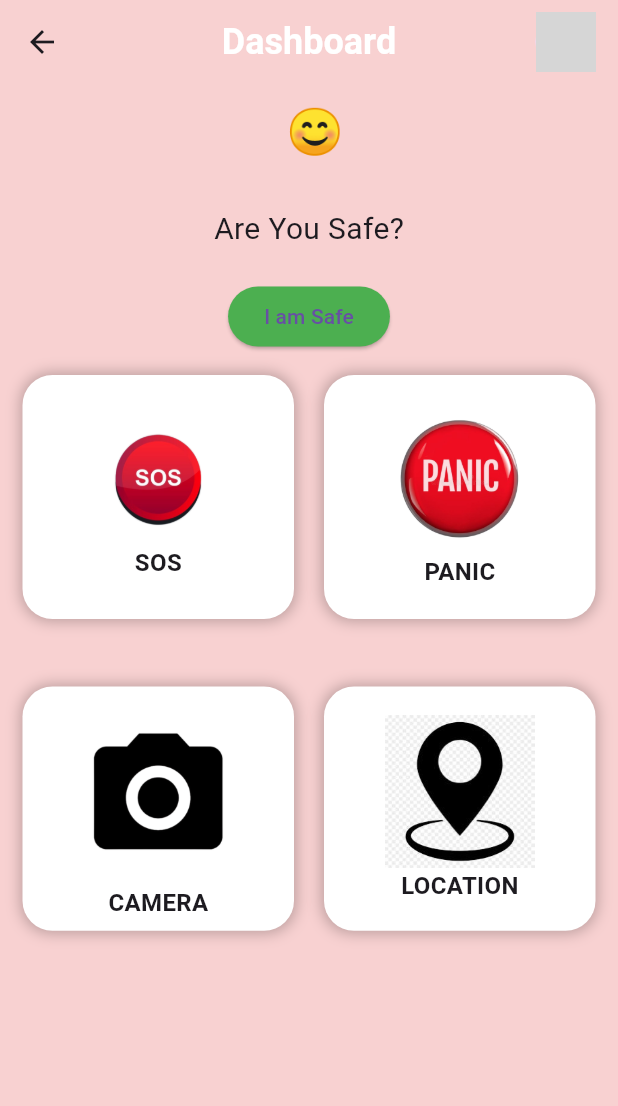
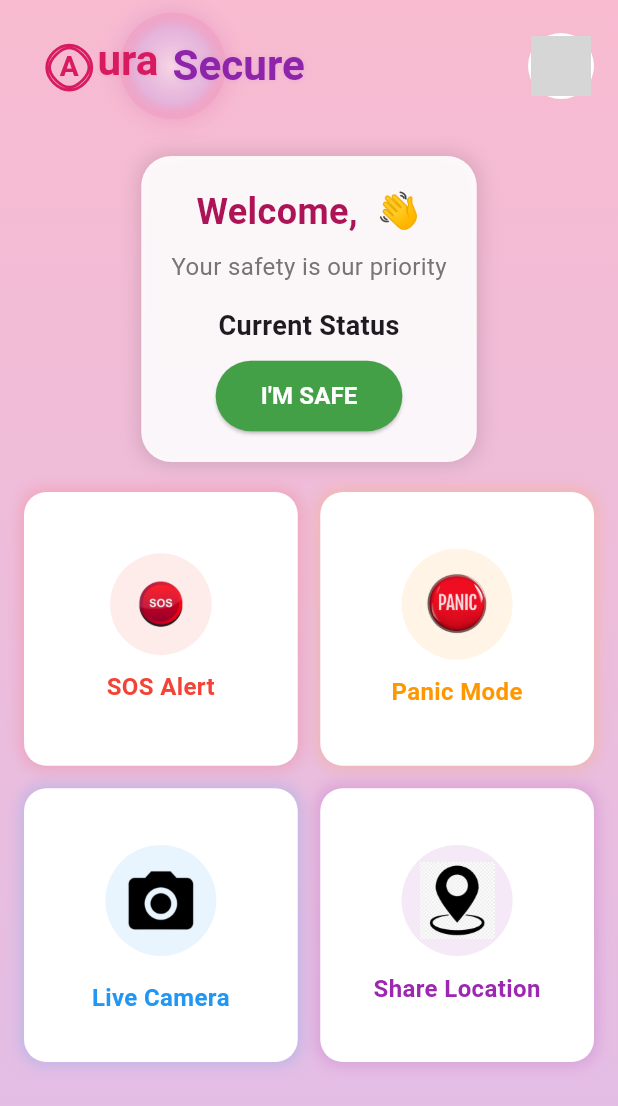
Before and after one commit to Aura906/Aura, a Flutter app: the Dashboard screen opened directly with empty values, on a phone screen of 412 x 824 dp. Shown: the top 1106 px of the screen. Run offline on Flutter 3.47's test engine with Material 3 defaults, Android fonts, the phone set to English and light mode, and no system bars; our stand-ins replace animate_do, cloud_firestore, firebase_auth, firebase_core, flutter_svg, fluttertoast and 5 more; accounts and stored records are empty; network calls fail; Roboto replaces fonts that are missing (Poppins); grey boxes are pictures that could not be loaded.

Commit message:
new logo and design

```diff
--- a/lib/screen/AuthScreens/LoginScreen.dart
+++ b/lib/screen/AuthScreens/LoginScreen.dart
@@ -1,6 +1,7 @@
 // import 'dart:math';
 
 import 'package:aura/screen/AuthScreens/SignupPage.dart';
+import 'package:aura/screen/others/AuraSecureLogo.dart';
 import 'package:aura/screen/others/Dashboard.dart';
 import 'package:cloud_firestore/cloud_firestore.dart';
 import 'package:firebase_auth/firebase_auth.dart';
@@ -117,29 +118,11 @@ class _LoginScreenState extends State<LoginScreen> {
         appBar: AppBar(
           backgroundColor: Colors.white,
           elevation: 0,
-          title: RichText(
-            text: TextSpan(
-              style: GoogleFonts.comfortaa(
-                fontSize: 28.0,
-                color: Colors.black,
-              ),
-              children: const [
-                TextSpan(
-                  text: 'Aura',
-                  style: TextStyle(
-                    fontWeight: FontWeight.bold,
-                    color: Color(0xFFfba7fc),
-                  ),
-                ),
-                TextSpan(
-                  text: 'Secure',
-                  style: TextStyle(
-                      fontWeight: FontWeight.bold, color: Colors.black),
-                ),
-              ],
-            ),
+          title: AuraSecureLogo(
+            size: 60,
           ),
           centerTitle: true,
+          toolbarHeight: 100,
         ),
         body: SingleChildScrollView(
           padding: const EdgeInsets.symmetric(horizontal: 16.0, vertical: 20.0),
--- /dev/null
+++ b/lib/screen/others/AuraSecureLogo.dart
@@ -0,0 +1,138 @@
+import 'package:flutter/material.dart';
+import 'package:flutter_svg/flutter_svg.dart';
+
+class AuraSecureLogo extends StatefulWidget {
+  final double size;
+  final bool showShadow;
+
+  const AuraSecureLogo({
+    Key? key,
+    this.size = 40.0,
+    this.showShadow = true,
+  }) : super(key: key);
+
+  @override
+  _AuraSecureLogoState createState() => _AuraSecureLogoState();
+}
+
+class _AuraSecureLogoState extends State<AuraSecureLogo>
+    with SingleTickerProviderStateMixin {
+  late AnimationController _controller;
+  late Animation<double> _scaleAnimation;
+
+  @override
+  void initState() {
+    super.initState();
+    _controller = AnimationController(
+      duration: const Duration(milliseconds: 1500),
+      vsync: this,
+    )..repeat(reverse: true);
+    _scaleAnimation = Tween<double>(begin: 1.0, end: 1.05).animate(
+      CurvedAnimation(parent: _controller, curve: Curves.easeInOut),
+    );
+  }
+
+  @override
+  void dispose() {
+    _controller.dispose();
+    super.dispose();
+  }
+
+  @override
+  Widget build(BuildContext context) {
+    return AnimatedBuilder(
+      animation: _controller,
+      builder: (context, child) {
+        return Transform.scale(
+          scale: _scaleAnimation.value,
+          child: Container(
+            padding: EdgeInsets.all(widget.size * 0.25),
+            decoration: BoxDecoration(
+              shape: BoxShape.circle,
+              gradient: RadialGradient(
+                colors: [
+                  Colors.pink[50]!.withOpacity(0.8),
+                  Colors.purple[100]!.withOpacity(0.6),
+                  Colors.pink[200]!.withOpacity(0.3),
+                ],
+                stops: [0.0, 0.7, 1.0],
+                center: Alignment.center,
+              ),
+              boxShadow: widget.showShadow
+                  ? [
+                      BoxShadow(
+                        color: Colors.pink[200]!.withOpacity(0.4),
+                        blurRadius: 12,
+                        offset: const Offset(2, 2),
+                      ),
+                      BoxShadow(
+                        color: Colors.purple[200]!.withOpacity(0.3),
+                        blurRadius: 12,
+                        offset: const Offset(-2, -2),
+                      ),
+                    ]
+                  : null,
+            ),
+            child: Row(
+              mainAxisSize: MainAxisSize.min,
+              children: [
+                RichText(
+                  text: TextSpan(
+                    children: [
+                      WidgetSpan(
+                        alignment: PlaceholderAlignment.middle,
+                        child: SvgPicture.asset(
+                          'images/shield_a.svg',
+                          height: widget.size * 0.6,
+                          width: widget.size * 0.6,
+                          color: Colors.pink[600],
+                        ),
+                      ),
+                      TextSpan(
+                        text: 'ura',
+                        style: TextStyle(
+                          color: Colors.pink[600],
+                          fontSize: widget.size * 0.45,
+                          fontFamily: 'Poppins',
+                          fontWeight: FontWeight.w600,
+                          shadows: [
+                            Shadow(
+                              color: Colors.pink[200]!.withOpacity(0.5),
+                              blurRadius: 4,
+                            ),
+                          ],
+                        ),
+                      ),
+                    ],
+                  ),
+                ),
+                SizedBox(width: widget.size * 0.15),
+                RichText(
+                  text: TextSpan(
+                    children: [
+                      TextSpan(
+                        text: 'Secure',
+                        style: TextStyle(
+                          color: Colors.purple[600],
+                          fontSize: widget.size * 0.45,
+                          fontFamily: 'Poppins',
+                          fontWeight: FontWeight.w600,
+                          shadows: [
+                            Shadow(
+                              color: Colors.purple[200]!.withOpacity(0.5),
+                              blurRadius: 4,
+                            ),
+                          ],
+                        ),
+                      ),
+                    ],
+                  ),
+                ),
+              ],
+            ),
+          ),
+        );
+      },
+    );
+  }
+}
--- a/lib/screen/others/Dashboard.dart
+++ b/lib/screen/others/Dashboard.dart
@@ -1,10 +1,12 @@
 import 'package:aura/screen/AuthScreens/LoginScreen.dart';
+import 'package:aura/screen/others/AuraSecureLogo.dart';
 import 'package:aura/screen/others/ProfileScreen.dart';
 import 'package:flutter/material.dart';
 import 'package:velocity_x/velocity_x.dart';
 import 'package:cloud_firestore/cloud_firestore.dart';
 import 'package:firebase_auth/firebase_auth.dart';
 import 'package:get/get.dart';
+import 'package:animate_do/animate_do.dart';
 
 class Dashboard extends StatefulWidget {
   final String userId;
@@ -21,21 +23,31 @@ class _DashboardState extends State<Dashboard> {
   late double height, width;
   bool isNotSafe = false;
   FirebaseFirestore firestore = FirebaseFirestore.instance;
-  bool isLoading = true;
   String userName = "Loading...";
   String? email;
-  String? phonenumber;
+  String? phoneNumber;
   String? gender;
   List<Map<String, dynamic>> kycDetails = [];
   List<Map<String, dynamic>> safetyDetails = [];
 
-  List<String> imageSource = [
-    "images/sos-button.png",
-    "images/panic1.png",
-    "images/camera.png",
-    "images/location.png",
+  List<Map<String, dynamic>> featureItems = [
+    {
+      "title": "SOS Alert",
+      "icon": "images/sos-button.png",
+      "color": Colors.red
+    },
+    {
+      "title": "Panic Mode",
+      "icon": "images/panic1.png",
+      "color": Colors.orange
+    },
+    {"title": "Live Camera", "icon": "images/camera.png", "color": Colors.blue},
+    {
+      "title": "Share Location",
+      "icon": "images/location.png",
+      "color": Colors.purple
+    },
   ];
-  List<String> dataTitle = ["SOS", "PANIC", "CAMERA", "LOCATION"];
 
   @override
   void initState() {
@@ -45,54 +57,40 @@ class _DashboardState extends State<Dashboard> {
 
   Future<void> fetchUserDetails() async {
     try {
-      // Fetch user document
       DocumentSnapshot userDoc =
           await firestore.collection('users').doc(widget.userId).get();
-
-      // Fetch all documents from KYCData subcollection
       QuerySnapshot kycSnapshot = await firestore
           .collection('users')
           .doc(widget.userId)
           .collection("KYCData")
           .get();
-
-      // Fetch all documents from SafetyInformation subcollection
       QuerySnapshot safetySnapshot = await firestore
           .collection('users')
           .doc(widget.userId)
           .collection("SafetyInformation")
           .get();
 
-      // Process User Data
       Map<String, dynamic>? userData = userDoc.data() as Map<String, dynamic>?;
-
-      // Process KYC Data
       List<Map<String, dynamic>> kycData = kycSnapshot.docs
           .map((doc) => doc.data() as Map<String, dynamic>)
           .toList();
-
-      // Process Safety Information Data
       List<Map<String, dynamic>> safetyData = safetySnapshot.docs
           .map((doc) => doc.data() as Map<String, dynamic>)
           .toList();
 
-      // Update state
       setState(() {
         userName = userData?['name'] ?? 'User';
         email = userData?['email'] ?? 'example@gmail.com';
-        gender = userData?['gender'] ?? 'gender';
-        phonenumber = userData?['phoneNumber'] ?? '999999999';
-
-        // Save fetched KYC & Safety Info data
+        gender = userData?['gender'] ?? 'Not specified';
+        phoneNumber = userData?['phoneNumber'] ?? 'Not provided';
         kycDetails = kycData;
         safetyDetails = safetyData;
       });
-
-      print("User Data: $userName");
-      print("KYC Data: $kycData");
-      print("Safety Data: $safetyData");
     } catch (e) {
       print('Error fetching user data: $e');
+      ScaffoldMessenger.of(context).showSnackBar(
+        SnackBar(content: Text('Error loading data: $e')),
+      );
     }
   }
 
@@ -102,56 +100,195 @@ class _DashboardState extends State<Dashboard> {
     width = MediaQuery.of(context).size.width;
 
     return Scaffold(
-      backgroundColor: isNotSafe ? Colors.redAccent : const Color(0xFFF8D1D1),
-      appBar: AppBar(
-        backgroundColor: Colors.transparent,
-        title: const Text(
-          'Dashboard',
-          style: TextStyle(
-              color: Colors.white, fontSize: 24, fontWeight: FontWeight.bold),
+      body: Container(
+        decoration: BoxDecoration(
+          gradient: LinearGradient(
+            begin: Alignment.topCenter,
+            end: Alignment.bottomCenter,
+            colors: isNotSafe
+                ? [Colors.red[900]!, Colors.red[400]!]
+                : [Colors.pink[100]!, Colors.purple[100]!],
+          ),
         ),
-        centerTitle: true,
-        // leading: Builder(
-        //   builder: (context) => IconButton(
-        //     icon: const Icon(Icons.sort, color: Colors.white, size: 30),
-        //     onPressed: () => Scaffold.of(context).openDrawer(),
-        //   ),
-        // ),
-        actions: [
-          InkWell(
-            onTap: () {
-              Get.to(() => ProfileScreen(
-                  userId: widget.userId, userData: widget.userData));
-            },
-            child: Padding(
-              padding: const EdgeInsets.only(right: 15),
+        child: SafeArea(
+          child: Column(
+            children: [
+              _buildAppBar(),
+              Expanded(
+                child: SingleChildScrollView(
+                  child: Padding(
+                    padding: const EdgeInsets.all(16.0),
+                    child: Column(
+                      children: [
+                        FadeInDown(child: _buildWelcomeSection()),
+                        SizedBox(height: 20),
+                        FadeInUp(child: _buildSafetyGrid()),
+                      ],
+                    ),
+                  ),
+                ),
+              ),
+            ],
+          ),
+        ),
+      ),
+    );
+  }
+
+  Widget _buildAppBar() {
+    return Container(
+      padding: EdgeInsets.symmetric(horizontal: 16, vertical: 10),
+      child: Row(
+        mainAxisAlignment: MainAxisAlignment.spaceBetween,
+        children: [
+          AuraSecureLogo(
+            size: 60,
+            showShadow: true,
+          ),
+          ZoomIn(
+            child: InkWell(
+              onTap: () => Get.to(() => ProfileScreen(
+                  userId: widget.userId, userData: widget.userData)),
               child: CircleAvatar(
-                radius: 20,
-                backgroundImage: NetworkImage(widget.userData['profileImage'] ??
-                    'https://www.pngall.com/wp-content/uploads/5/Profile-Avatar-PNG.png'),
+                radius: 22,
+                backgroundColor: Colors.white,
+                child: CircleAvatar(
+                  radius: 20,
+                  backgroundImage: NetworkImage(
+                    widget.userData['profileImage'] ??
+                        'https://www.pngall.com/wp-content/uploads/5/Profile-Avatar-PNG.png',
+                  ),
+                ),
               ),
             ),
           ),
         ],
       ),
-      // drawer: _buildDrawer(),
-      body: Padding(
-        padding: const EdgeInsets.all(5.0),
+    );
+  }
+
+  Widget _buildWelcomeSection() {
+    return Container(
+      padding: EdgeInsets.all(20),
+      decoration: BoxDecoration(
+        color: Colors.white.withOpacity(0.9),
+        borderRadius: BorderRadius.circular(20),
+        boxShadow: [
+          BoxShadow(
+            color: Colors.black12,
+            blurRadius: 10,
+            spreadRadius: 2,
+          ),
+        ],
+      ),
+      child: Column(
+        children: [
+          Text(
+            "Welcome, $userName 👋",
+            style: TextStyle(
+              fontSize: 24,
+              fontWeight: FontWeight.bold,
+              color: Colors.pink[800],
+            ),
+          ),
+          SizedBox(height: 8),
+          Text(
+            "Your safety is our priority",
+            style: TextStyle(fontSize: 16, color: Colors.grey[600]),
+          ),
+          SizedBox(height: 15),
+          Text(
+            "Current Status",
+            style: TextStyle(fontSize: 18, fontWeight: FontWeight.w600),
+          ),
+          SizedBox(height: 10),
+          ElevatedButton(
+            onPressed: () {
+              setState(() => isNotSafe = !isNotSafe);
+              if (isNotSafe) {
+                _showSafetyAlertDialog();
+              }
+            },
+            style: ElevatedButton.styleFrom(
+              backgroundColor: isNotSafe ? Colors.red[700] : Colors.green[600],
+              padding: EdgeInsets.symmetric(horizontal: 30, vertical: 12),
+              shape: RoundedRectangleBorder(
+                borderRadius: BorderRadius.circular(30),
+              ),
+            ),
+            child: Text(
+              isNotSafe ? "HELP! I'M IN DANGER" : "I'M SAFE",
+              style: TextStyle(
+                fontSize: 16,
+                fontWeight: FontWeight.bold,
+                color: Colors.white,
+              ),
+            ),
+          ),
+        ],
+      ),
+    );
+  }
+
+  Widget _buildSafetyGrid() {
+    return GridView.builder(
+      shrinkWrap: true,
+      physics: NeverScrollableScrollPhysics(),
+      gridDelegate: SliverGridDelegateWithFixedCrossAxisCount(
+        crossAxisCount: 2,
+        childAspectRatio: 1,
+        crossAxisSpacing: 15,
+        mainAxisSpacing: 15,
+      ),
+      itemCount: featureItems.length,
+      itemBuilder: (context, index) {
+        return ElasticIn(
+          child: _buildFeatureCard(
+            featureItems[index]['title'],
+            featureItems[index]['icon'],
+            featureItems[index]['color'],
+            index,
+          ),
+        );
+      },
+    );
+  }
+
+  Widget _buildFeatureCard(String title, String icon, Color color, int index) {
+    return GestureDetector(
+      onTap: () => _handleFeatureTap(index),
+      child: Container(
+        decoration: BoxDecoration(
+          color: Colors.white,
+          borderRadius: BorderRadius.circular(15),
+          boxShadow: [
+            BoxShadow(
+              color: color.withOpacity(0.2),
+              blurRadius: 8,
+              spreadRadius: 2,
+            ),
+          ],
+        ),
         child: Column(
+          mainAxisAlignment: MainAxisAlignment.center,
           children: [
-            _buildTopSection(),
-            Expanded(
-              child: GridView.builder(
-                gridDelegate: const SliverGridDelegateWithFixedCrossAxisCount(
-                  crossAxisCount: 2,
-                  childAspectRatio: 1.1,
-                  mainAxisSpacing: 25,
-                ),
-                itemCount: imageSource.length,
-                itemBuilder: (context, index) {
-                  return _buildFeatureButton(index);
-                },
+            Container(
+              padding: EdgeInsets.all(12),
+              decoration: BoxDecoration(
+                shape: BoxShape.circle,
+                color: color.withOpacity(0.1),
               ),
+              child: Image.asset(icon, width: 50),
+            ),
+            SizedBox(height: 10),
+            Text(
+              title,
+              style: TextStyle(
+                fontSize: 16,
+                fontWeight: FontWeight.bold,
+                color: color,
+              ),
+              textAlign: TextAlign.center,
             ),
           ],
         ),
@@ -159,140 +296,75 @@ class _DashboardState extends State<Dashboard> {
     );
   }
 
-  // Widget _buildDrawer() {
-  //   return Drawer(
-  //     child: Container(
-  //       color: const Color(0xFFF1E6E6),
-  //       child: ListView(
-  //         padding: EdgeInsets.zero,
-  //         children: [
-  //           DrawerHeader(
-  //             padding: EdgeInsets.zero,
-  //             child: Container(
-  //               decoration: const BoxDecoration(
-  //                 gradient: LinearGradient(
-  //                   colors: [Color(0xFFF9A8D4), Color(0xFFFFC0CB)],
-  //                   begin: Alignment.topLeft,
-  //                   end: Alignment.bottomRight,
-  //                 ),
-  //               ),
-  //               padding: const EdgeInsets.all(20),
-  //               child: Row(
-  //                 children: [
-  //                   const CircleAvatar(
-  //                     radius: 40,
-  //                     backgroundImage: NetworkImage(
-  //                       'https://purepng.com/public/uploads/large/purepng.com-female-studentstudentcollege-studentschool-studentfemale-student-14215269231647tn6r.png',
-  //                     ),
-  //                   ),
-  //                   const SizedBox(width: 15),
-  //                   Column(
-  //                     crossAxisAlignment: CrossAxisAlignment.start,
-  //                     mainAxisAlignment: MainAxisAlignment.center,
-  //                     children: [
-  //                       Text(
-  //                         userName,
-  //                         style: const TextStyle(
-  //                           fontSize: 18,
-  //                           fontWeight: FontWeight.bold,
-  //                           color: Colors.white,
-  //                         ),
-  //                       ),
-  //                       const SizedBox(height: 4),
-  //                       const Text(
-  //                         'abc@gmail.com',
-  //                         style: TextStyle(
-  //                           fontSize: 14,
-  //                           color: Colors.white70,
-  //                         ),
-  //                       ),
-  //                     ],
-  //                   ),
-  //                 ],
-  //               ),
-  //             ),
-  //           ),
-  //           ...dataTitle
-  //               .map((title) => _buildDrawerItem(Icons.dashboard, title, () {}))
-  //               .toList(),
-  //           const Divider(),
-  //           _buildDrawerItem(Icons.logout, "Logout", _logout),
-  //         ],
-  //       ),
-  //     ),
-  //   );
-  // }
+  void _handleFeatureTap(int index) {
+    switch (index) {
+      case 0: // SOS Alert
+        _sendSOSAlert();
+        break;
+      case 1: // Panic Mode
+        _activatePanicMode();
+        break;
+      case 2: // Live Camera
+        _startLiveCamera();
+        break;
+      case 3: // Share Location
+        _shareLocation();
+        break;
+    }
+  }
 
-  Widget _buildTopSection() {
-    return Padding(
-      padding: const EdgeInsets.all(5.0),
-      child: Column(
-        crossAxisAlignment: CrossAxisAlignment.center,
-        children: [
-          Text("$userName 😊",
-              style:
-                  const TextStyle(fontSize: 30, fontWeight: FontWeight.bold)),
-          const SizedBox(height: 8),
-          Text("$email", style: const TextStyle(fontSize: 15)),
-          const Text("Are You Safe?", style: TextStyle(fontSize: 20)),
-          const SizedBox(height: 10),
-          const SizedBox(height: 10),
-          // ...kycDetails
-          //     .map((kyc) => Text("KYC ID: ${kyc['idNumber'] ?? 'N/A'}")),
-          // ...kycDetails.map((kyc) => Text("KYC ID: ${kyc['idType'] ?? 'N/A'}")),
-          // ...safetyDetails.map(
-          //     (safety) => Text("Blood Type: ${safety['bloodType'] ?? 'N/A'}")),
-          // ...safetyDetails.map((safety) =>
-          //     Text("Blood Type: ${safety['emergencyContacts'] ?? 'N/A'}")),
+  void _showSafetyAlertDialog() {
+    showDialog(
+      context: context,
+      builder: (context) => AlertDialog(
+        shape: RoundedRectangleBorder(borderRadius: BorderRadius.circular(20)),
+        title:
+            Text("Emergency Alert", style: TextStyle(color: Colors.red[800])),
+        content: Text(
+          "Would you like to notify your emergency contacts and local authorities?",
+          style: TextStyle(fontSize: 16),
+        ),
+        actions: [
+          TextButton(
+            onPressed: () => Navigator.pop(context),
+            child: Text("Cancel"),
+          ),
           ElevatedButton(
             onPressed: () {
-              setState(() {
-                isNotSafe = !isNotSafe;
-              });
+              _sendEmergencyNotification();
+              Navigator.pop(context);
             },
-            style: ElevatedButton.styleFrom(
-              backgroundColor: isNotSafe ? Colors.red : Colors.green,
-            ),
-            child: Text(isNotSafe ? "I am Not Safe" : "I am Safe"),
+            style: ElevatedButton.styleFrom(backgroundColor: Colors.red[700]),
+            child: Text("Yes, Send Help"),
           ),
         ],
       ),
     );
   }
 
-  Widget _buildFeatureButton(int index) {
-    return InkWell(
-      onTap: () {},
-      child: Container(
-        margin: const EdgeInsets.all(10),
-        decoration: BoxDecoration(
-          borderRadius: BorderRadius.circular(20),
-          color: Colors.white,
-          boxShadow: [
-            BoxShadow(color: Colors.black26, spreadRadius: 1, blurRadius: 8),
-          ],
-        ),
-        child: Column(
-          mainAxisAlignment: MainAxisAlignment.center,
-          children: [
-            Image.asset(imageSource[index], width: 100),
-            Text(dataTitle[index],
-                style:
-                    const TextStyle(fontSize: 16, fontWeight: FontWeight.w600)),
-          ],
-        ),
-      ),
-    );
+  // Placeholder methods for safety features
+  void _sendSOSAlert() {
+    // Implement SOS alert functionality
+    print("SOS Alert triggered");
   }
 
-  Widget _buildDrawerItem(IconData icon, String title, VoidCallback onTap) {
-    return ListTile(
-      leading: Icon(icon, color: Colors.pinkAccent),
-      title: Text(
-        title,
-        style: const TextStyle(fontSize: 16, fontWeight: FontWeight.w600),
-      ),
-      onTap: onTap,
-    );
+  void _activatePanicMode() {
+    // Implement panic mode functionality
+    print("Panic Mode activated");
+  }
+
+  void _startLiveCamera() {
+    // Implement live camera functionality
+    print("Live Camera started");
+  }
+
+  void _shareLocation() {
+    // Implement location sharing functionality
+    print("Location shared");
+  }
+
+  void _sendEmergencyNotification() {
+    // Implement emergency notification functionality
+    print("Emergency notification sent");
   }
 }
--- a/lib/screen/splashscreen.dart
+++ b/lib/screen/splashscreen.dart
@@ -1,4 +1,5 @@
 import 'package:aura/screen/AuthScreens/LoginScreen.dart';
+import 'package:aura/screen/others/AuraSecureLogo.dart';
 import 'package:flutter/material.dart';
 // import 'package:flutter/services.dart';
 
@@ -60,7 +61,9 @@ class _SplashScreenState extends State<SplashScreen>
             begin: Alignment.topLeft,
             end: Alignment.bottomRight,
             colors: [
-              Color(0xFFFF6B9E),
+              // Color(0xFFFF6B9E),
+              // Color(0xFF8E44AD),
+              Color.fromARGB(255, 255, 255, 255),
               Color(0xFF8E44AD),
             ],
           ),
@@ -76,14 +79,8 @@ class _SplashScreenState extends State<SplashScreen>
                 ),
               ),
               SizedBox(height: 20),
-              Text(
-                'AuraSecure',
-                style: TextStyle(
-                  fontSize: 32,
-                  fontWeight: FontWeight.bold,
-                  color: Colors.white,
-                  letterSpacing: 1.2,
-                ),
+              AuraSecureLogo(
+                size: 80,
               ),
               SizedBox(height: 10),
               Text(
--- a/pubspec.yaml
+++ b/pubspec.yaml
@@ -42,6 +42,7 @@ dependencies:
   random_string: ^2.3.1
   google_fonts: ^6.2.1
   velocity_x: ^4.2.1
+  animate_do: ^3.0.2
   # country_code_picker: ^3.0.0
   get: ^4.6.6
   font_awesome_flutter: ^10.7.0
@@ -50,6 +51,7 @@ dependencies:
   permission_handler: ^11.3.1
   path_provider: ^2.0.11
   path: ^1.8.0
+  flutter_svg: ^2.0.17
   # file_picker: ^8.1.5
 
 dev_dependencies:
```
Also changed, not shown: images/shield_a.svg (added), pubspec.lock.
